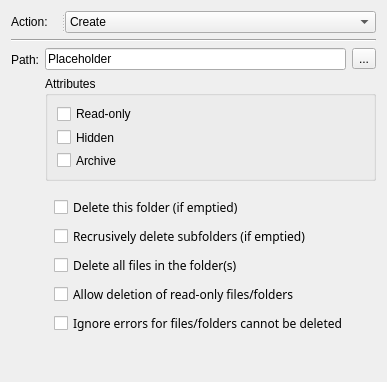
Qt form src/apps/mvvm-folders/folders/folderswidget.ui (august-alt/policy-preferences-editor-prototype) before a commit.
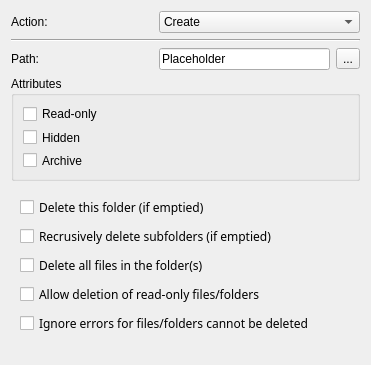
The same form after that commit.

```diff
--- a/src/apps/mvvm-folders/folders/folderswidget.ui
+++ b/src/apps/mvvm-folders/folders/folderswidget.ui
@@ -6,38 +6,34 @@
    <rect>
     <x>0</x>
     <y>0</y>
-    <width>387</width>
-    <height>382</height>
+    <width>371</width>
+    <height>354</height>
    </rect>
   </property>
   <property name="windowTitle">
    <string>Form</string>
   </property>
-  <layout class="QGridLayout" name="gridLayout_2">
-   <item row="1" column="0">
-    <widget class="Line" name="line">
-     <property name="font">
-      <font>
-       <pointsize>9</pointsize>
-      </font>
-     </property>
-     <property name="orientation">
-      <enum>Qt::Horizontal</enum>
-     </property>
-    </widget>
-   </item>
+  <layout class="QGridLayout" name="gridLayout">
    <item row="0" column="0">
-    <widget class="QSplitter" name="splitter">
-     <property name="orientation">
-      <enum>Qt::Horizontal</enum>
-     </property>
      <widget class="QLabel" name="actionLabel">
       <property name="sizePolicy">
-       <sizepolicy hsizetype="Preferred" vsizetype="Preferred">
-        <horstretch>1</horstretch>
+      <sizepolicy hsizetype="Fixed" vsizetype="Preferred">
+       <horstretch>0</horstretch>
         <verstretch>0</verstretch>
        </sizepolicy>
       </property>
+     <property name="minimumSize">
+      <size>
+       <width>142</width>
+       <height>0</height>
+      </size>
+     </property>
+     <property name="maximumSize">
+      <size>
+       <width>142</width>
+       <height>16777215</height>
+      </size>
+     </property>
       <property name="font">
        <font>
         <pointsize>9</pointsize>
@@ -47,43 +43,39 @@
        <string>Action:</string>
       </property>
      </widget>
-     <widget class="QComboBox" name="actionComboBox">
-      <property name="sizePolicy">
-       <sizepolicy hsizetype="Preferred" vsizetype="Fixed">
-        <horstretch>3</horstretch>
-        <verstretch>0</verstretch>
-       </sizepolicy>
-      </property>
-      <property name="currentText">
-       <string>Create</string>
-      </property>
-      <item>
-       <property name="text">
-        <string>Create</string>
-       </property>
-      </item>
-      <item>
-       <property name="text">
-        <string>Replace</string>
-       </property>
-      </item>
-      <item>
-       <property name="text">
-        <string>Update</string>
-       </property>
-      </item>
-      <item>
-       <property name="text">
-        <string>Delete</string>
-       </property>
-      </item>
-     </widget>
+   </item>
+   <item row="1" column="0" colspan="4">
+    <widget class="Line" name="line">
+     <property name="font">
+      <font>
+       <pointsize>9</pointsize>
+      </font>
+     </property>
+     <property name="orientation">
+      <enum>Qt::Horizontal</enum>
+     </property>
     </widget>
    </item>
    <item row="2" column="0">
-    <layout class="QFormLayout" name="formLayout">
-     <item row="0" column="0">
       <widget class="QLabel" name="pathLabel">
+     <property name="sizePolicy">
+      <sizepolicy hsizetype="Fixed" vsizetype="Preferred">
+       <horstretch>0</horstretch>
+       <verstretch>0</verstretch>
+      </sizepolicy>
+     </property>
+     <property name="minimumSize">
+      <size>
+       <width>142</width>
+       <height>0</height>
+      </size>
+     </property>
+     <property name="maximumSize">
+      <size>
+       <width>142</width>
+       <height>16777215</height>
+      </size>
+     </property>
        <property name="font">
         <font>
          <pointsize>9</pointsize>
@@ -94,72 +86,14 @@
        </property>
       </widget>
      </item>
-     <item row="0" column="1">
-      <layout class="QGridLayout" name="gridLayout">
-       <item row="0" column="0">
-        <widget class="QLineEdit" name="pathLineEdit">
-         <property name="text">
-          <string>Placeholder</string>
-         </property>
-        </widget>
-       </item>
-       <item row="1" column="0" colspan="2">
-        <widget class="QGroupBox" name="groupBox">
-         <property name="sizePolicy">
-          <sizepolicy hsizetype="Preferred" vsizetype="Preferred">
-           <horstretch>0</horstretch>
-           <verstretch>0</verstretch>
-          </sizepolicy>
-         </property>
-         <property name="minimumSize">
-          <size>
-           <width>0</width>
-           <height>105</height>
-          </size>
-         </property>
-         <property name="font">
-          <font>
-           <pointsize>9</pointsize>
-          </font>
-         </property>
-         <property name="title">
-          <string>Attributes</string>
-         </property>
-         <layout class="QVBoxLayout" name="verticalLayout">
-          <item>
-           <widget class="QCheckBox" name="readOnly">
-            <property name="text">
-             <string>Read-only</string>
-            </property>
-           </widget>
-          </item>
-          <item>
-           <widget class="QCheckBox" name="archive">
-            <property name="text">
-             <string>Hidden</string>
-            </property>
-           </widget>
-          </item>
-          <item>
-           <widget class="QCheckBox" name="hidden">
-            <property name="text">
-             <string>Archive</string>
-            </property>
-           </widget>
-          </item>
-         </layout>
-        </widget>
-       </item>
-       <item row="0" column="1">
+   <item row="2" column="3">
         <widget class="QToolButton" name="pathToolButton">
          <property name="text">
           <string>...</string>
          </property>
         </widget>
        </item>
-      </layout>
-     </item>
-     <item row="1" column="1">
+   <item row="4" column="0" colspan="3">
       <widget class="QWidget" name="settingsWidget" native="true">
        <layout class="QVBoxLayout" name="verticalLayout_2">
         <item>
@@ -240,21 +174,109 @@
        </layout>
       </widget>
      </item>
-    </layout>
-   </item>
-   <item row="3" column="0">
+   <item row="5" column="0">
     <spacer name="verticalSpacer">
      <property name="orientation">
       <enum>Qt::Vertical</enum>
      </property>
+     <property name="sizeType">
+      <enum>QSizePolicy::Fixed</enum>
+     </property>
      <property name="sizeHint" stdset="0">
       <size>
        <width>20</width>
-       <height>40</height>
+       <height>10</height>
       </size>
      </property>
     </spacer>
    </item>
+   <item row="0" column="1" colspan="3">
+    <widget class="QComboBox" name="actionComboBox">
+     <property name="currentText">
+      <string>Create</string>
+     </property>
+     <item>
+      <property name="text">
+       <string>Create</string>
+      </property>
+     </item>
+     <item>
+      <property name="text">
+       <string>Replace</string>
+      </property>
+     </item>
+     <item>
+      <property name="text">
+       <string>Update</string>
+      </property>
+     </item>
+     <item>
+      <property name="text">
+       <string>Delete</string>
+      </property>
+     </item>
+    </widget>
+   </item>
+   <item row="2" column="1" colspan="2">
+    <widget class="QLineEdit" name="pathLineEdit">
+     <property name="text">
+      <string>Placeholder</string>
+     </property>
+    </widget>
+   </item>
+   <item row="3" column="0" colspan="4">
+    <widget class="QGroupBox" name="groupBox">
+     <property name="sizePolicy">
+      <sizepolicy hsizetype="Preferred" vsizetype="Preferred">
+       <horstretch>0</horstretch>
+       <verstretch>0</verstretch>
+      </sizepolicy>
+     </property>
+     <property name="minimumSize">
+      <size>
+       <width>0</width>
+       <height>105</height>
+      </size>
+     </property>
+     <property name="font">
+      <font>
+       <pointsize>9</pointsize>
+      </font>
+     </property>
+     <property name="title">
+      <string>Attributes</string>
+     </property>
+     <layout class="QVBoxLayout" name="verticalLayout">
+      <item>
+       <widget class="QCheckBox" name="readOnly">
+        <property name="sizePolicy">
+         <sizepolicy hsizetype="Expanding" vsizetype="Fixed">
+          <horstretch>0</horstretch>
+          <verstretch>0</verstretch>
+         </sizepolicy>
+        </property>
+        <property name="text">
+         <string>Read-only</string>
+        </property>
+       </widget>
+      </item>
+      <item>
+       <widget class="QCheckBox" name="archive">
+        <property name="text">
+         <string>Hidden</string>
+        </property>
+       </widget>
+      </item>
+      <item>
+       <widget class="QCheckBox" name="hidden">
+        <property name="text">
+         <string>Archive</string>
+        </property>
+       </widget>
+      </item>
+     </layout>
+    </widget>
+   </item>
   </layout>
  </widget>
  <resources/>
```
Lines whose indentation alone changed are shown as unchanged.
